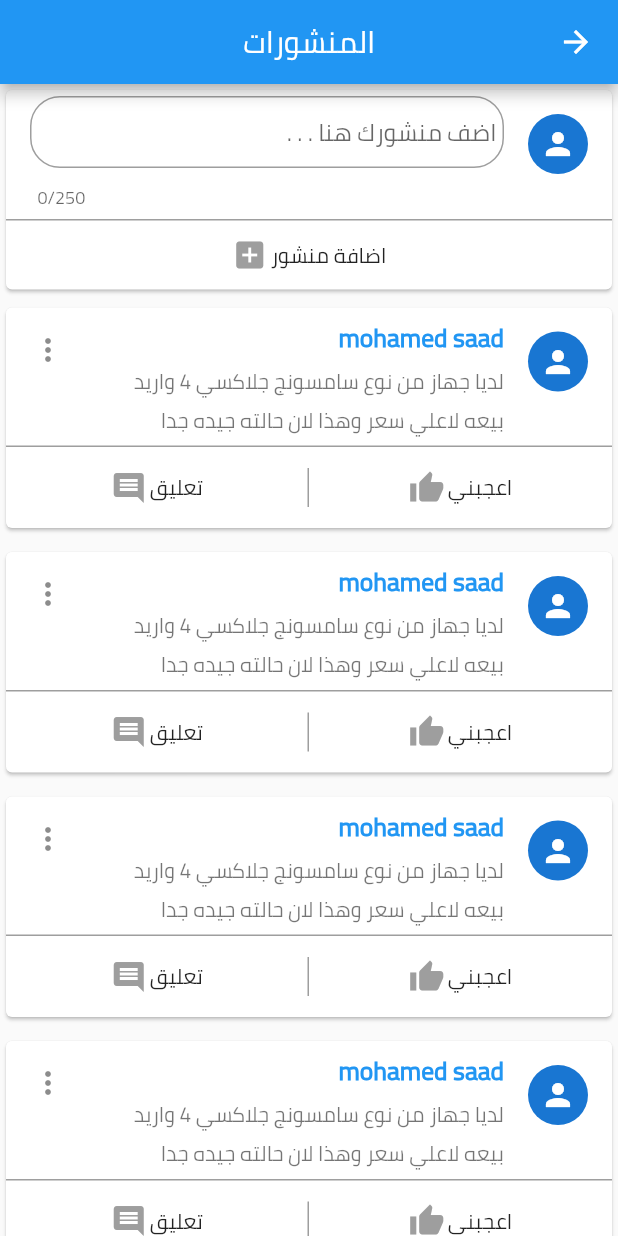
After one commit to MohamedSaad8/Mobile_Store, a Flutter app: the Posts screen opened by its route, on a phone screen of 412 x 824 dp. The commit adds this screen. Run offline on Flutter 3.47's test engine with Material 2 defaults, Android fonts, the phone set to English and light mode, and no system bars; our stand-ins replace carousel_pro, device_preview, shared_preferences; accounts and stored records are empty; network calls fail.

Commit message:
add posts screen

```diff
--- a/lib/main.dart
+++ b/lib/main.dart
@@ -7,6 +7,7 @@ import 'package:mobilestore/screens/home_screen.dart';
 import 'package:mobilestore/screens/login_screen.dart';
 import 'package:mobilestore/screens/mobile_info.dart';
 import 'package:device_preview/device_preview.dart';
+import 'package:mobilestore/screens/posts.dart';
 import 'package:provider/provider.dart';
 
 void main() => runApp(MobileStore(),);
@@ -34,6 +35,7 @@ class MobileStore extends StatelessWidget {
           MobileInfo.id : (context) => MobileInfo(),
           Details.id : (context) => Details(),
           LoginScreen.id : (context) => LoginScreen(),
+          Posts.id : (context) => Posts(),
         },
       ),
     );
--- a/lib/screens/login_screen.dart
+++ b/lib/screens/login_screen.dart
@@ -253,7 +253,7 @@ class _LoginScreenState extends State<LoginScreen> {
                             child: Padding(
                               padding: const EdgeInsets.all(8.0),
                               child: InkWell(
-                                onTap: (){},
+                                onTap: () {},
                                 child: Container(
                                   padding: EdgeInsets.symmetric(vertical: 15),
                                   color: Colors.red,
@@ -270,7 +270,7 @@ class _LoginScreenState extends State<LoginScreen> {
                             child: Padding(
                               padding: const EdgeInsets.all(8.0),
                               child: InkWell(
-                                onTap: (){},
+                                onTap: () {},
                                 child: Container(
                                   color: Colors.blue[800],
                                   padding: EdgeInsets.symmetric(vertical: 15),
--- /dev/null
+++ b/lib/screens/posts.dart
@@ -0,0 +1,166 @@
+import 'package:flutter/cupertino.dart';
+import 'package:flutter/material.dart';
+
+class Posts extends StatelessWidget {
+  static String id = "posts";
+
+  @override
+  Widget build(BuildContext context) {
+    return Directionality(
+      textDirection: TextDirection.rtl,
+      child: Scaffold(
+        appBar: AppBar(
+          title: Text("المنشورات"),
+          centerTitle: true,
+        ),
+        body: Column(
+          children: <Widget>[
+            Card(
+              child: Column(
+                children: <Widget>[
+                  ListTile(
+                    title: TextFormField(
+                      minLines: 1,
+                      maxLines: 10,
+                      maxLength: 250,
+                      decoration: InputDecoration(
+                          hintText: "اضف منشورك هنا . . .",
+                          contentPadding: EdgeInsets.all(5),
+                          border: OutlineInputBorder(
+                              borderRadius: BorderRadius.circular(20),
+                              borderSide: BorderSide(
+                                color: Colors.grey,
+                              ))),
+                    ),
+                    leading: CircleAvatar(child: Icon(
+                      Icons.person,
+                      color: Colors.white,
+                    ),),
+                  ),
+                  InkWell(
+                    onTap: () {},
+                    child: Container(
+                      decoration: BoxDecoration(
+                        border: Border(
+                          top: BorderSide(color: Colors.grey),
+                        ),
+                      ),
+                      padding: EdgeInsets.symmetric(vertical: 10),
+                      width: MediaQuery.of(context).size.width,
+                      child: Row(
+                        mainAxisAlignment: MainAxisAlignment.center,
+                        children: <Widget>[
+                          Text("اضافة منشور"),
+                          SizedBox(
+                            width: 2,
+                          ),
+                          Icon(
+                            Icons.add_box,
+                            color: Colors.grey,
+                          )
+                        ],
+                      ),
+                    ),
+                  )
+                ],
+              ),
+            ),
+            Expanded(
+              child: ListView.builder(
+                itemBuilder: (context, index) {
+                  return Padding(
+                    padding: const EdgeInsets.symmetric(vertical: 4),
+                    child: Column(
+                      children: <Widget>[
+                        Card(
+                          child: Column(
+                            children: <Widget>[
+                              ListTile(
+                                leading: CircleAvatar(
+                                  child: Icon(
+                                    Icons.person,
+                                    color: Colors.white,
+                                  ),
+                                ),
+                                title: Text("mohamed saad" , style: TextStyle(color: Colors.blue, fontWeight: FontWeight.w900,fontSize: 17),),
+                                subtitle: Text(
+                                    "لديا جهاز من نوع سامسونج جلاكسي 4 واريد بيعه لاعلي سعر وهذا لان حالته جيده جدا"),
+                                trailing: Icon(Icons.more_vert),
+                              ),
+                              Container(
+                                decoration: BoxDecoration(
+                                  border: Border(
+                                    top: BorderSide(color: Colors.grey),
+                                  ),
+                                ),
+                                padding: EdgeInsets.symmetric(vertical: 10),
+                                width: MediaQuery.of(context).size.width,
+                                height : 55 ,
+                                child: Row(
+                                  children: <Widget>[
+                                    Expanded(
+                                      child: GestureDetector(
+                                        onTap:(){} ,
+                                        child: Container(
+                                          child: Row(
+                                            children: <Widget>[
+                                              Text("اعجبني"),
+                                              SizedBox(
+                                                width: 2,
+                                              ),
+                                              Icon(
+                                                Icons.thumb_up,
+                                                color: Colors.grey,
+                                              )
+                                            ],
+                                            mainAxisAlignment:
+                                                MainAxisAlignment.center,
+                                          ),
+                                        ),
+                                      ),
+                                    ),
+                                    Expanded(
+                                      child: GestureDetector(
+                                        onTap:(){
+
+                                        } ,
+                                        child: Container(
+                                          child: Row(
+                                            children: <Widget>[
+                                              Text("تعليق"),
+                                              SizedBox(
+                                                width: 2,
+                                              ),
+                                              Icon(
+                                                Icons.comment,
+                                                color: Colors.grey,
+                                              )
+                                            ],
+                                            mainAxisAlignment:
+                                                MainAxisAlignment.center,
+                                          ),
+                                          decoration: BoxDecoration(
+                                            border: Border(right: BorderSide(color: Colors.grey))
+                                          ),
+                                        ),
+                                      ),
+                                    ),
+                                  ],
+                                ),
+                              ),
+                            ],
+                          ),
+                        ),
+                      ],
+                    ),
+                  );
+                },
+                itemCount: 10,
+              ),
+            ),
+          ],
+        ),
+      ),
+    );
+  }
+}
--- a/lib/widget/my_drawer.dart
+++ b/lib/widget/my_drawer.dart
@@ -2,6 +2,7 @@ import 'package:flutter/material.dart';
 import 'package:mobilestore/screens/categories.dart';
 import 'package:mobilestore/screens/home_screen.dart';
 import 'package:mobilestore/screens/login_screen.dart';
+import 'package:mobilestore/screens/posts.dart';
 import 'package:shared_preferences/shared_preferences.dart';
 
 // ignore: must_be_immutable
@@ -106,7 +107,9 @@ class _MyDrawerState extends State<MyDrawer> {
               size: 25,
             ),
 
-            onTap: (){},
+            onTap: (){
+              Navigator.pushNamed(context, Posts.id) ;
+            },
           ) : Container(),
          isLogin ? Divider(
             color: Colors.grey,
```
